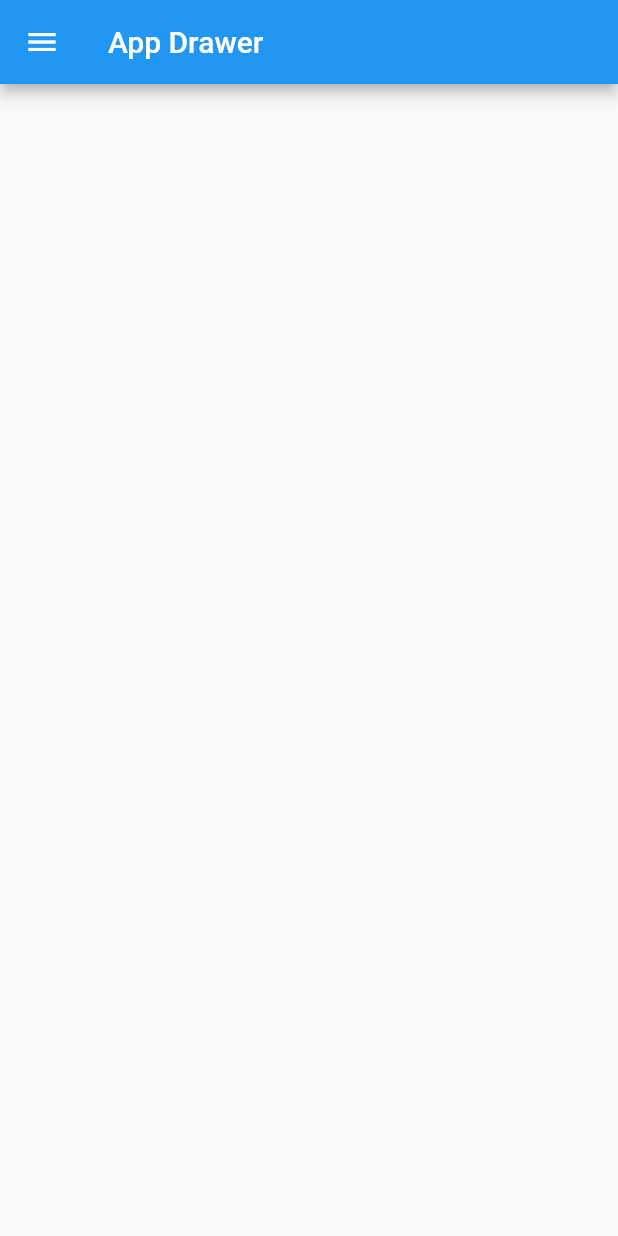
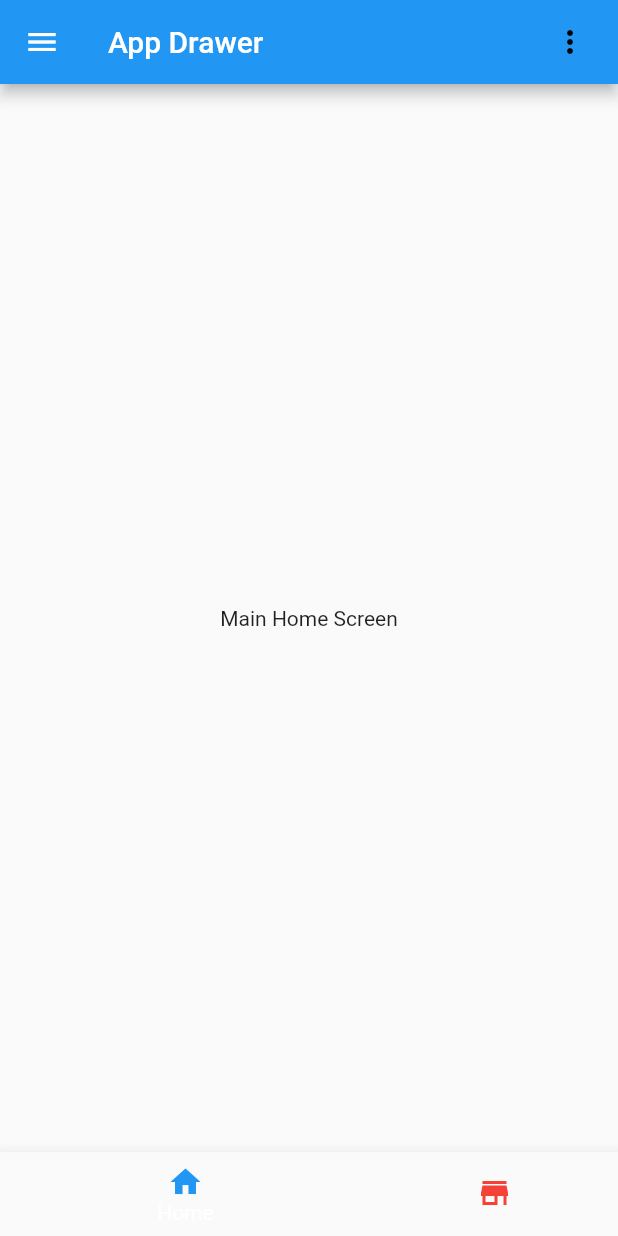
Before and after one commit to mahbd/flutter_class_app_development, a Flutter app: the screen it shows after launch, on a phone screen of 412 x 824 dp. Run offline on Flutter 3.47's test engine with Material 2 defaults, Android fonts, the phone set to English and light mode, and no system bars.

Commit message:
Primarily complete

```diff
--- a/flutter_practice_1/lib/home_screen.dart
+++ b/flutter_practice_1/lib/home_screen.dart
@@ -1,4 +1,7 @@
 import 'package:flutter/material.dart';
+import 'package:flutter_practice_1/store.dart';
+
+import 'popup_menu.dart';
 
 class HomeScreen extends StatefulWidget {
   const HomeScreen({Key? key}) : super(key: key);
@@ -14,7 +17,21 @@ class _HomeScreenState extends State<HomeScreen> {
     {'text': 'Group', 'icon': const Icon(Icons.group)},
     {'text': 'Contacts', 'icon': const Icon(Icons.contacts)}
   ];
-  final int index = 0;
+
+  int _index = 0;
+
+  void changeIndex(int index) {
+    setState(() {
+      _index = index;
+    });
+  }
+
+  List<Widget> bodyElements = [
+    const Center(
+      child: Text('Main Home Screen'),
+    ),
+    const StoreCounter(),
+  ];
 
   List<Widget> createAppDrawerElements() {
     List<Widget> toReturn = [];
@@ -32,14 +49,42 @@ class _HomeScreenState extends State<HomeScreen> {
   @override
   Widget build(BuildContext context) {
     return Scaffold(
-        appBar: AppBar(
-          title: const Text('App Drawer'),
-          actions: [],
+      appBar: AppBar(
+        title: const Text('App Drawer'),
+        actions: [
+          TextButton(
+            child: const PopUpMenu(),
+            onPressed: () {},
+          )
+        ],
+      ),
+      drawer: Drawer(
+        child: Column(
+          children: createAppDrawerElements(),
         ),
-        drawer: Drawer(
-          child: Column(
-            children: createAppDrawerElements(),
+      ),
+      body: bodyElements[_index],
+      bottomNavigationBar: BottomNavigationBar(
+        currentIndex: _index,
+        onTap: changeIndex,
+        type: BottomNavigationBarType.shifting,
+        items: const [
+          BottomNavigationBarItem(
+            icon: Icon(
+              Icons.home,
+              color: Colors.blue,
+            ),
+            label: 'Home',
           ),
-        ));
+          BottomNavigationBarItem(
+            icon: Icon(
+              Icons.store,
+              color: Colors.red,
+            ),
+            label: 'Store',
+          ),
+        ],
+      ),
+    );
   }
 }
--- a/flutter_practice_1/lib/main.dart
+++ b/flutter_practice_1/lib/main.dart
@@ -13,6 +13,7 @@ class MyApp extends StatelessWidget {
     // show splash screen
     return const MaterialApp(
       home: SplashScreen(),
+      debugShowCheckedModeBanner: false,
     );
   }
 }
--- a/flutter_practice_1/lib/splash_screen.dart
+++ b/flutter_practice_1/lib/splash_screen.dart
@@ -13,7 +13,7 @@ class _SplashScreenState extends State<SplashScreen> {
   @override
   Widget build(BuildContext context) {
     // wait for two seconds and run
-    Future.delayed(const Duration(seconds: 2), () {
+    Future.delayed(const Duration(seconds: 0), () {
       Navigator.push(
           context, MaterialPageRoute(builder: (context) => HomeScreen()));
     });
--- a/flutter_practice_1/pubspec.yaml
+++ b/flutter_practice_1/pubspec.yaml
@@ -34,6 +34,7 @@ dependencies:
   # The following adds the Cupertino Icons font to your application.
   # Use with the CupertinoIcons class for iOS style icons.
   cupertino_icons: ^1.0.2
+  url_launcher: ^6.0.16
 
 dev_dependencies:
   flutter_test:
```
Also changed, not shown: flutter_practice_1/lib/near_me.dart (added, +22 -0 lines), flutter_practice_1/lib/popup_menu.dart (+26 -1 lines), flutter_practice_1/lib/store.dart (added, +73 -0 lines).
